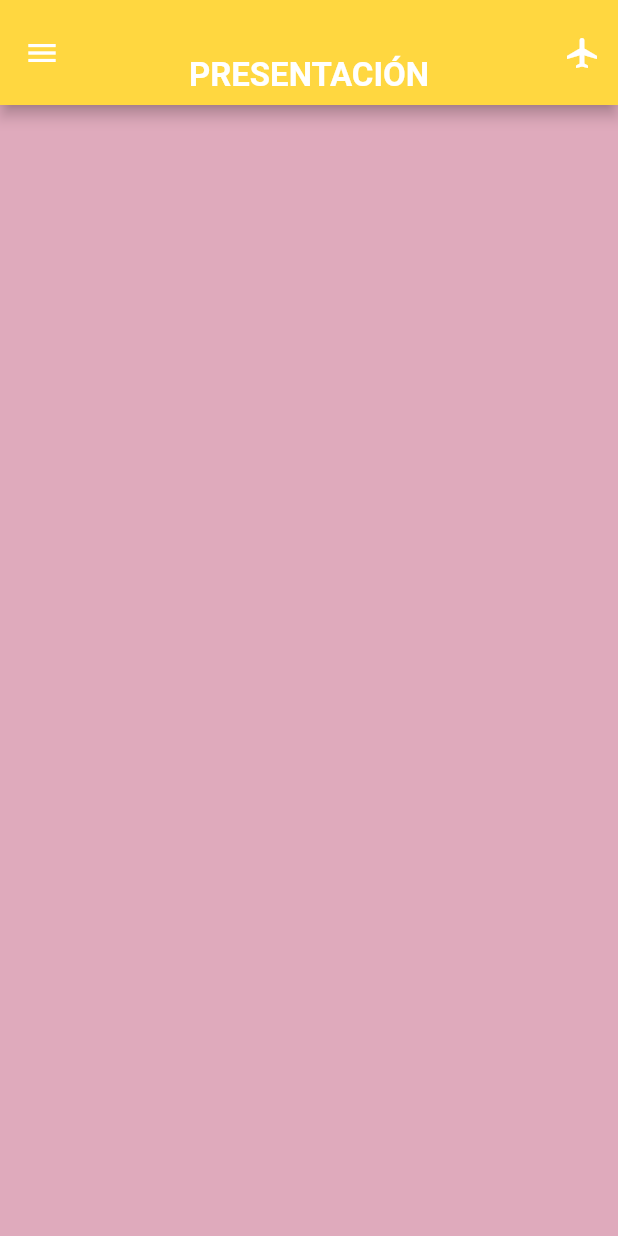
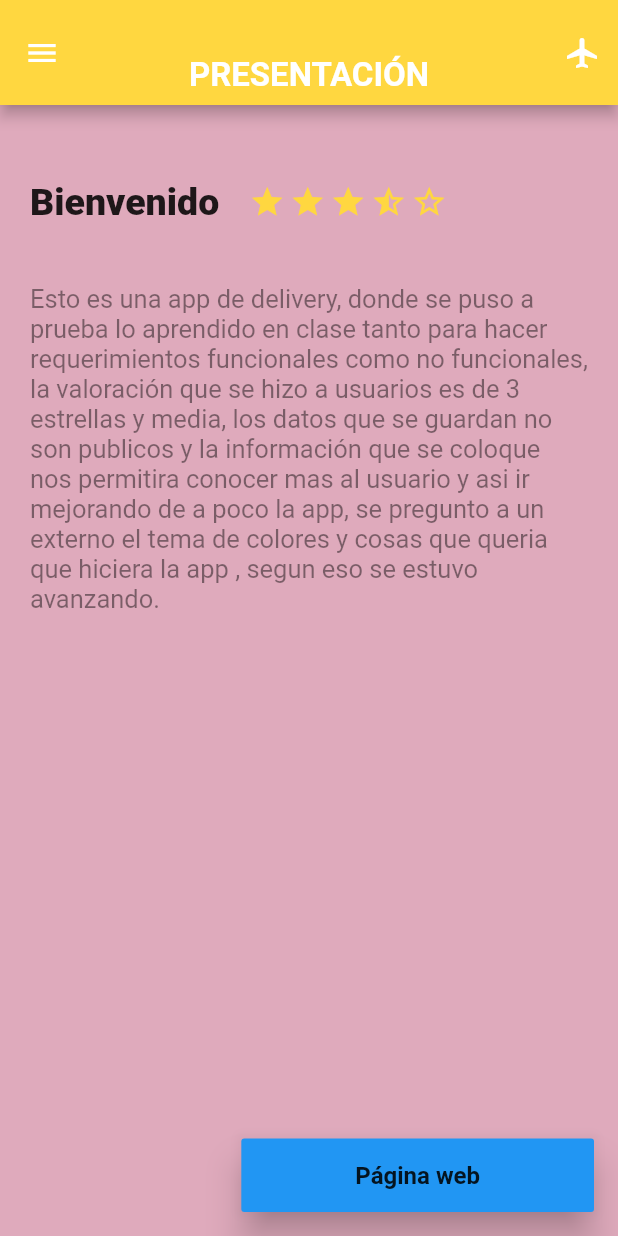
Before and after one commit to luis-panska/zone_dist1, a Flutter app: the Present screen opened by its route, on a phone screen of 412 x 824 dp. Run offline on Flutter 3.47's test engine with Material 2 defaults, Android fonts, the light colour scheme and no system bars; our stand-ins replace dio, flutter_secure_storage, fluttertoast, mask_text_input_formatter; accounts and stored records are empty; network calls fail.

Commit message:
Temas de estetica

```diff
--- a/flutter_zone_dist/lib/src/pages/present.dart
+++ b/flutter_zone_dist/lib/src/pages/present.dart
@@ -4,6 +4,8 @@ import 'package:flutter_zone_dist/src/pages/comments.dart';
 import 'package:flutter_zone_dist/src/pages/form/form_bank.dart';
 import 'package:flutter_zone_dist/src/pages/loginpage.dart';
 import 'package:flutter_zone_dist/src/pages/politic.dart';
+import 'package:flutter_zone_dist/src/pages/text_form/description.dart';
+import 'package:flutter_zone_dist/src/pages/text_form/present_dest.dart';
 import 'package:flutter_zone_dist/src/services/authservice.dart';
 
 class Present extends StatefulWidget {
@@ -14,6 +16,8 @@ class Present extends StatefulWidget {
 }
 
 class _PresentState extends State<Present> {
+  String presentNeto =
+      "Esto es una app de delivery, donde se puso a prueba lo aprendido en clase tanto para hacer requerimientos funcionales como no funcionales, la valoración que se hizo a usuarios es de 3 estrellas y media, los datos que se guardan no son publicos y la información que se coloque nos permitira conocer mas al usuario y asi ir mejorando de a poco la app, se pregunto a un externo el tema de colores y cosas que queria que hiciera la app , segun eso se estuvo avanzando.";
   @override
   Widget build(BuildContext context) {
     return SafeArea(
@@ -58,7 +62,40 @@ class _PresentState extends State<Present> {
           ],
           backgroundColor: Colors.amberAccent,
         ),
-        backgroundColor: Color.fromARGB(255, 223, 170, 188),
+        body: presentDesc("Bienvenido", 5, presentNeto),
+        floatingActionButton: RaisedButton(
+          child: Container(
+            padding:
+                const EdgeInsets.symmetric(horizontal: 60.0, vertical: 15.0),
+            child: const Text(
+              "Página web",
+              style: TextStyle(
+                fontSize: 16.0,
+                fontWeight: FontWeight.bold,
+              ),
+            ),
+          ),
+          elevation: 10.0,
+          color: Colors.blue,
+          onPressed: () {
+            showDialog(
+                context: context,
+                builder: (context) => AlertDialog(
+                      title: const Text("Esto aun no esta disponible"),
+                      actions: <Widget>[
+                        FlatButton(
+                          child: const Text("Regresar"),
+                          onPressed: () {
+                            setState(() {
+                              Navigator.pushNamed(context, Present.id);
+                            });
+                          },
+                        ),
+                      ],
+                    ));
+          },
+        ),
+        backgroundColor: const Color.fromARGB(255, 223, 170, 188),
         drawer: Drawer(
             child: ListView(
           padding: EdgeInsets.zero,
@@ -94,54 +131,6 @@ class _PresentState extends State<Present> {
             ListTile(
               leading: const Icon(Icons.comment_bank_outlined),
               title: const Text("Comentarios"),
-              onTap: () {
-                showDialog(
-                    context: context,
-                    builder: (context) => AlertDialog(
-                          title: const Text("Esto aun no esta disponible"),
-                          actions: <Widget>[
-                            FlatButton(
-                              child: const Text("Regresar"),
-                              onPressed: () {
-                                setState(() {
-                                  Navigator.pushNamed(context, Present.id);
-                                });
-                              },
-                            ),
-                          ],
-                        ));
-              },
-            ),
-            const SizedBox(
-              height: 20.0,
-            ),
-            ListTile(
-              leading: const Icon(Icons.book_online_outlined),
-              title: const Text("Lineamientos y regularidades"),
-              onTap: () {
-                showDialog(
-                    context: context,
-                    builder: (context) => AlertDialog(
-                          title: const Text("Esto aun no esta disponible"),
-                          actions: <Widget>[
-                            FlatButton(
-                              child: const Text("Regresar"),
-                              onPressed: () {
-                                setState(() {
-                                  Navigator.pushNamed(context, Present.id);
-                                });
-                              },
-                            ),
-                          ],
-                        ));
-              },
-            ),
-            const SizedBox(
-              height: 20.0,
-            ),
-            ListTile(
-              leading: const Icon(Icons.description),
-              title: const Text("Novedades"),
               onTap: () {
                 showDialog(
                     context: context,
--- /dev/null
+++ b/flutter_zone_dist/lib/src/pages/text_form/present_dest.dart
@@ -0,0 +1,82 @@
+import 'dart:ui';
+
+import "package:flutter/material.dart";
+
+class presentDesc extends StatelessWidget {
+  String name;
+  int stars;
+  String description;
+
+  presentDesc(this.name, this.stars, this.description, {Key? key})
+      : super(key: key);
+
+  @override
+  Widget build(BuildContext context) {
+    final star_half = Container(
+      margin: const EdgeInsets.only(
+        top: 50.0,
+        right: 3.0,
+      ),
+      child: const Icon(
+        Icons.star_half,
+        color: Colors.amberAccent,
+      ),
+    );
+    final star_border = Container(
+      margin: const EdgeInsets.only(
+        top: 50.0,
+        right: 3.0,
+      ),
+      child: const Icon(
+        Icons.star_border,
+        color: Colors.amberAccent,
+      ),
+    );
+
+    final star = Container(
+      margin: const EdgeInsets.only(
+        top: 50.0,
+        right: 3.0,
+      ),
+      child: const Icon(
+        Icons.star,
+        color: Colors.amberAccent,
+      ),
+    );
+
+    final titleStar = Row(
+      children: <Widget>[
+        Container(
+          margin: const EdgeInsets.only(
+            top: 50.0,
+            left: 20.0,
+            right: 20.0,
+          ),
+          child: Text(
+            name,
+            style: const TextStyle(fontSize: 25.0, fontWeight: FontWeight.w900),
+            textAlign: TextAlign.left,
+          ),
+        ),
+        Row(
+          children: <Widget>[star, star, star, star_half, star_border],
+        )
+      ],
+    );
+    final contenido = Container(
+      margin: const EdgeInsets.only(top: 40.0, left: 20.0, right: 20.0),
+      child: Text(
+        description,
+        style: const TextStyle(
+          fontSize: 17.0,
+          fontWeight: FontWeight.normal,
+          color: Colors.black45,
+        ),
+      ),
+    );
+
+    return Column(
+      children: <Widget>[titleStar, contenido],
+    );
+  }
+}
```
Also changed, not shown: flutter_zone_dist/lib/src/pages/comments.dart (+50 -6 lines), flutter_zone_dist/lib/src/pages/form/form_bank.dart (+4 -4 lines), flutter_zone_dist/lib/src/pages/text_form/description.dart (added, +46 -0 lines), flutter_zone_dist/lib/src/pages/text_form/listreview.dart (added, +21 -0 lines), flutter_zone_dist/lib/src/pages/text_form/review.dart (added, +78 -0 lines), flutter_zone_dist/lib/assets/images/perro.png (added).
